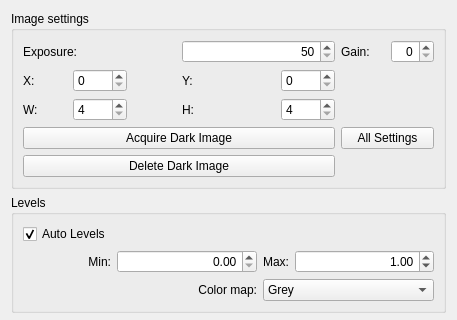
Above: ui/SettingsWidget.ui from yamedvedya/camera_viewer before the change; both pictures show x 0 to 457 and y 0 to 320 of the 457 by 892 pixel window. Below: the same form after it.
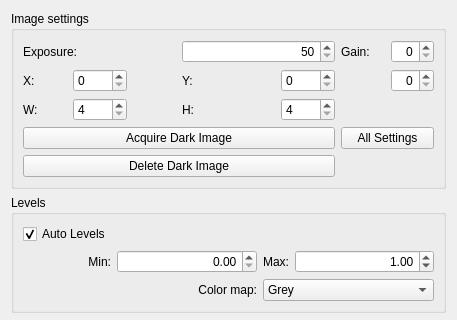
That is the form after the change.

The edit to the form file:
```diff
--- a/ui/SettingsWidget.ui
+++ b/ui/SettingsWidget.ui
@@ -164,13 +164,20 @@
         </property>
        </widget>
       </item>
-      <item row="2" column="8" colspan="2">
+      <item row="2" column="8">
        <widget class="QLabel" name="lbFps">
         <property name="text">
          <string>&lt;FPS&gt;</string>
         </property>
        </widget>
       </item>
+      <item row="2" column="9">
+       <widget class="QSpinBox" name="sbFPS">
+        <property name="alignment">
+         <set>Qt::AlignRight|Qt::AlignTrailing|Qt::AlignVCenter</set>
+        </property>
+       </widget>
+      </item>
      </layout>
     </widget>
    </item>
```
